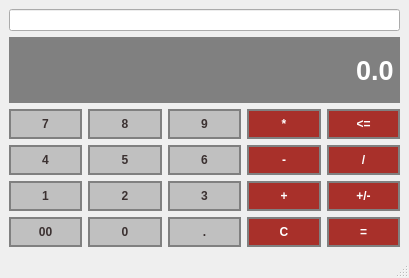
Qt form calculator.ui (mateuszK23/Calculator) before a commit.
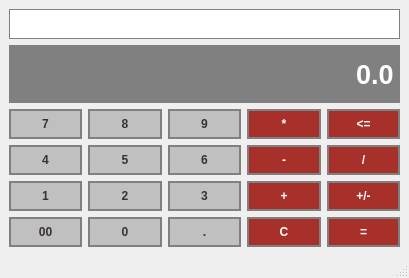
The same form after that commit.

Commit message: Final touches and adding zip file with executable

Diff of the .ui file:
```diff
--- a/calculator.ui
+++ b/calculator.ui
@@ -749,6 +749,14 @@
     </item>
     <item row="0" column="0" colspan="5">
      <widget class="QLineEdit" name="ExpressionDisplay">
+      <property name="styleSheet">
+       <string notr="true">QLineEdit{
+	background-color: #ffffff;
+	border: 1px solid gray;
+	padding: 6px;
+	color: #3b3131;
+}</string>
+      </property>
       <property name="text">
        <string/>
       </property>
```
The commit also changes 2 other files.
